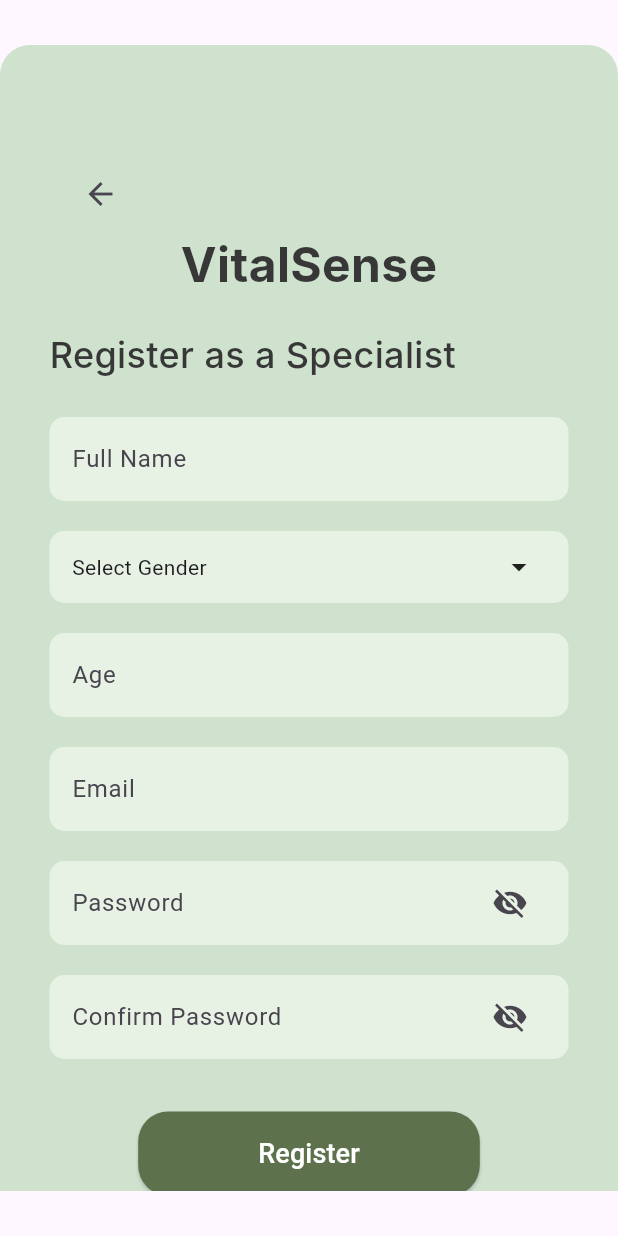
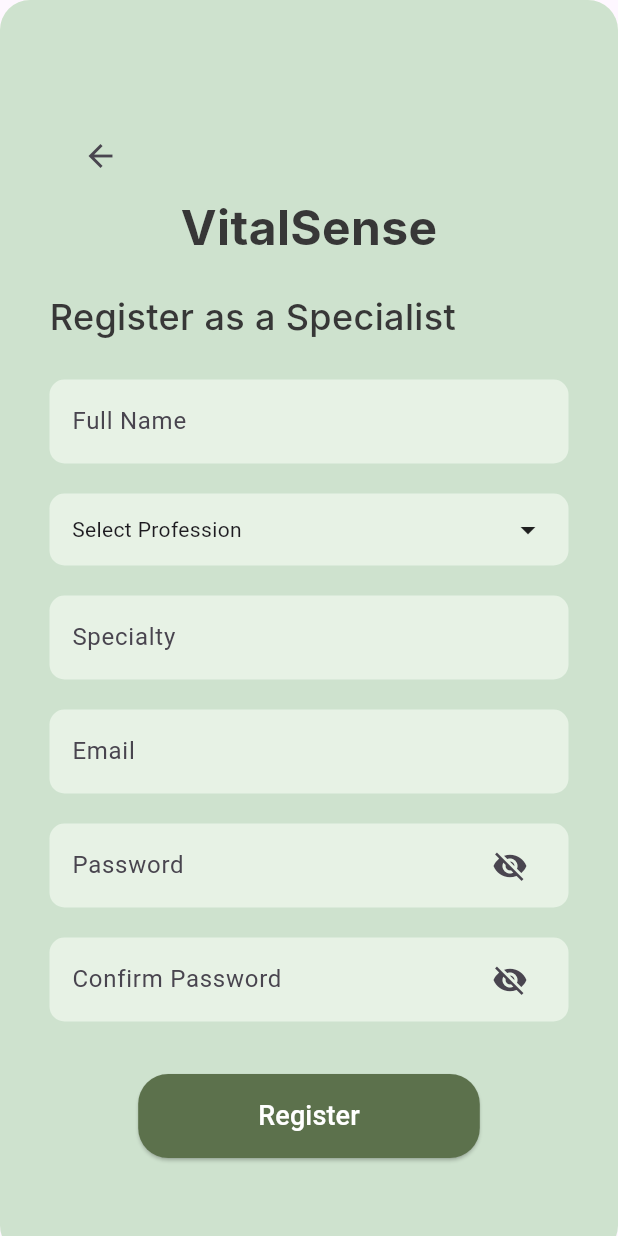
Before and after one commit to hibasiddiqui6/VitalSense, a Flutter app: the SpecialistRegister screen opened directly, on a phone screen of 412 x 824 dp. Run offline on Flutter 3.47's test engine with Material 3 defaults, Android fonts, the phone set to English and light mode, and no system bars; Roboto replaces fonts that are missing (Inter).

Commit message:
registration ka wapis milgaya

```diff
--- a/lib/register_specialist.dart
+++ b/lib/register_specialist.dart
@@ -1,75 +1,45 @@
-import 'dart:convert'; // For JSON encoding and decoding
 import 'package:flutter/material.dart';
-import 'package:shared_preferences/shared_preferences.dart';
-import 'search_add_patient.dart';
+
+// Global list to store user details
+List<Map<String, String>> userDetailsList = [];
 
 class SpecialistRegister extends StatefulWidget {
-  const SpecialistRegister({super.key});
+  const SpecialistRegister({Key? key}) : super(key: key);
 
   @override
   _SpecialistRegisterState createState() => _SpecialistRegisterState();
 }
 
 class _SpecialistRegisterState extends State<SpecialistRegister> {
+  // Define variables for each input
   String fullName = '';
   String email = '';
   String password = '';
   String confirmPassword = '';
-  String gender = '';
-  String age = '';
+  String profession = '';
+  String specialty = '';
 
   bool obscurePassword = true;
   bool obscureConfirmPassword = true;
 
-  final _formKey = GlobalKey<FormState>();
-  final GlobalKey _genderKey = GlobalKey();
+  final _formKey = GlobalKey<FormState>(); // For form validation
 
-  // Define a function to store data persistently
-  Future<void> _saveSpecialistDetails(Map<String, String> specialistDetails) async {
-    SharedPreferences prefs = await SharedPreferences.getInstance();
-
-    // Load the existing specialists list
-    List<String> specialistsList = prefs.getStringList('specialists') ?? [];
-
-    // Convert the specialist details map to a JSON string
-    String specialistJson = jsonEncode(specialistDetails);
-
-    // Add the new specialist to the list
-    specialistsList.add(specialistJson);
-
-    // Save the updated list back to SharedPreferences
-    await prefs.setStringList('specialists', specialistsList);
-  }
-
-  // Define a function to load the specialist details
-  Future<List<Map<String, String>>> _loadSpecialistDetails() async {
-    SharedPreferences prefs = await SharedPreferences.getInstance();
-    List<String> specialistsList = prefs.getStringList('specialists') ?? [];
-    List<Map<String, String>> detailsList = [];
-
-    // Convert the JSON strings back to maps
-    for (String specialistJson in specialistsList) {
-      Map<String, String> specialist = Map<String, String>.from(jsonDecode(specialistJson));
-      detailsList.add(specialist);
-    }
-
-    return detailsList;
-  }
+  final GlobalKey _professionKey = GlobalKey(); // Key for the profession field to get its position
 
   @override
   Widget build(BuildContext context) {
     return Scaffold(
       body: Center(
         child: Container(
-          width: 412,
-          height: MediaQuery.of(context).size.height - 60,
+          width: 412, // Fixed width
+          height: MediaQuery.of(context).size.height, // Full screen height
           decoration: BoxDecoration(
-            color: const Color(0xFFFBFBF4),
-            borderRadius: BorderRadius.circular(20),
+            color: const Color(0xFFFBFBF4), // Sky green background color for the fixed frame size
+            borderRadius: BorderRadius.circular(20), // Optional: curve the corners of the container
           ),
           child: SingleChildScrollView(
             child: Container(
-              padding: const EdgeInsets.fromLTRB(33, 0, 33, 20),
+              padding: const EdgeInsets.fromLTRB(33, 25, 33, 65),
               decoration: BoxDecoration(
                 color: const Color.fromARGB(255, 206, 226, 206),
                 borderRadius: BorderRadius.circular(20),
@@ -79,12 +49,13 @@ class _SpecialistRegisterState extends State<SpecialistRegister> {
                 child: Column(
                   crossAxisAlignment: CrossAxisAlignment.start,
                   children: [
+                    // Back Button
                     Container(
-                      margin: const EdgeInsets.fromLTRB(10, 75, 0, 0),
+                      margin: const EdgeInsets.fromLTRB(10, 55, 0, 0),
                       child: IconButton(
                         icon: const Icon(Icons.arrow_back),
                         onPressed: () {
-                          Navigator.pop(context);
+                          Navigator.pop(context); // Navigate back to the previous screen
                         },
                       ),
                     ),
@@ -110,77 +81,60 @@ class _SpecialistRegisterState extends State<SpecialistRegister> {
                       ),
                     ),
                     const SizedBox(height: 25),
+                    // Full Name Field
                     _buildTextField(
                       label: 'Full Name',
-                      onChanged: (value) {
-                        setState(() {
-                          fullName = value;
-                        });
-                      },
+                      onChanged: (value) => fullName = value,
                       validator: (value) => value!.isEmpty ? 'Name is required' : null,
                     ),
                     const SizedBox(height: 20),
-                    _buildGenderDropdown(),
+                    // Profession Dropdown - Custom
+                    _buildProfessionDropdown(),
                     const SizedBox(height: 20),
+                    // Specialty Field
                     _buildTextField(
-                      label: 'Age',
-                      onChanged: (value) {
-                        setState(() {
-                          age = value;
-                        });
-                      },
-                      keyboardType: TextInputType.number,
-                      validator: (value) {
-                        if (value!.isEmpty) {
-                          return 'Age is required';
-                        } else if (!RegExp(r'^\d+$').hasMatch(value)) {
-                          return 'Age must be a number';
-                        } else if (int.tryParse(value)! >= 100) {
-                          return 'Age must be less than 100';
-                        }
-                        return null;
-                      },
+                      label: 'Specialty',
+                      onChanged: (value) => specialty = value,
+                      validator: (value) => value!.isEmpty ? 'Specialty is required' : null,
                     ),
                     const SizedBox(height: 20),
+                    // Email Field
                     _buildTextField(
                       label: 'Email',
-                      onChanged: (value) {
-                        setState(() {
-                          email = value;
-                        });
-                      },
+                      onChanged: (value) => email = value,
                       keyboardType: TextInputType.emailAddress,
-                      validator: (value) => value!.contains('@') ? null : 'Enter a valid email address',
+                      validator: (value) => value!.contains('@')
+                          ? null
+                          : 'Enter a valid email address',
                     ),
                     const SizedBox(height: 20),
+                    // Password Field
                     _buildTextField(
                       label: 'Password',
                       obscureText: obscurePassword,
-                      onChanged: (value) {
-                        setState(() {
-                          password = value;
-                        });
-                      },
+                      onChanged: (value) => password = value,
                       suffixIcon: _buildPasswordToggle(() {
                         setState(() => obscurePassword = !obscurePassword);
                       }),
-                      validator: (value) => value!.length < 6 ? 'Password must be at least 6 characters' : null,
+                      validator: (value) => value!.length < 6
+                          ? 'Password must be at least 6 characters'
+                          : null,
                     ),
                     const SizedBox(height: 20),
+                    // Confirm Password Field
                     _buildTextField(
                       label: 'Confirm Password',
                       obscureText: obscureConfirmPassword,
-                      onChanged: (value) {
-                        setState(() {
-                          confirmPassword = value;
-                        });
-                      },
+                      onChanged: (value) => confirmPassword = value,
                       suffixIcon: _buildPasswordToggle(() {
                         setState(() => obscureConfirmPassword = !obscureConfirmPassword);
                       }),
-                      validator: (value) => value != password ? 'Passwords do not match' : null,
+                      validator: (value) => value != password
+                          ? 'Passwords do not match'
+                          : null,
                     ),
                     const SizedBox(height: 35),
+                    // Register Button
                     Center(
                       child: ElevatedButton(
                         style: ElevatedButton.styleFrom(
@@ -190,23 +144,18 @@ class _SpecialistRegisterState extends State<SpecialistRegister> {
                           ),
                           backgroundColor: const Color(0xFF5C714C),
                         ),
-                        onPressed: () async {
+                        onPressed: () {
                           if (_formKey.currentState!.validate()) {
-                            Map<String, String> specialistDetails = {
-                              'Full Name': fullName,
-                              'Age': age,
-                              'Email': email,
-                              'Password': password,
-                              'Confirm Password': confirmPassword,
-                              'Gender': gender,
-                            };
-                            await _saveSpecialistDetails(specialistDetails);
+                            // Append user details to the global list
+                            userDetailsList.add({
+                              'fullName': fullName,
+                              'email': email,
+                              'password': password,
+                              'profession': profession,
+                              'specialty': specialty,
+                            });
                             print('Registration successful');
-                            print('Registered Details: $specialistDetails');
-                            Navigator.push(
-                              context,
-                              MaterialPageRoute(builder: (context) => NoActivePatientsScreen()),
-                            );
+                            print('Registered Users: $userDetailsList');
                           }
                         },
                         child: const Text(
@@ -225,6 +174,7 @@ class _SpecialistRegisterState extends State<SpecialistRegister> {
     );
   }
 
+  // Build Text Field
   Widget _buildTextField({
     required String label,
     bool obscureText = false,
@@ -253,9 +203,10 @@ class _SpecialistRegisterState extends State<SpecialistRegister> {
     );
   }
 
-  Widget _buildGenderDropdown() {
+  // Build Profession Dropdown - Custom
+  Widget _buildProfessionDropdown() {
     return Container(
-      key: _genderKey,
+      key: _professionKey, // Attach the key to the profession field
       padding: const EdgeInsets.symmetric(horizontal: 15),
       decoration: BoxDecoration(
         color: const Color.fromRGBO(247, 253, 245, 1).withOpacity(0.6),
@@ -263,10 +214,10 @@ class _SpecialistRegisterState extends State<SpecialistRegister> {
       ),
       child: GestureDetector(
         onTap: () async {
-          RenderBox renderBox = _genderKey.currentContext!.findRenderObject() as RenderBox;
+          RenderBox renderBox = _professionKey.currentContext!.findRenderObject() as RenderBox;
           Offset offset = renderBox.localToGlobal(Offset.zero);
 
-          String? selectedGender = await showMenu<String>(
+          String? selectedProfession = await showMenu<String>(
             context: context,
             position: RelativeRect.fromLTRB(
               offset.dx,
@@ -275,13 +226,14 @@ class _SpecialistRegisterState extends State<SpecialistRegister> {
               offset.dy,
             ),
             items: [
-              PopupMenuItem<String>(value: 'Male', child: Text('Male')),
-              PopupMenuItem<String>(value: 'Female', child: Text('Female')),
+              PopupMenuItem<String>(value: 'Doctor', child: Text('Doctor')),
+              PopupMenuItem<String>(value: 'Nurse', child: Text('Nurse')),
+              PopupMenuItem<String>(value: 'Technician', child: Text('Technician')),
             ],
           );
-          if (selectedGender != null) {
+          if (selectedProfession != null) {
             setState(() {
-              gender = selectedGender;
+              profession = selectedProfession;
             });
           }
         },
@@ -290,11 +242,8 @@ class _SpecialistRegisterState extends State<SpecialistRegister> {
           child: Row(
             mainAxisAlignment: MainAxisAlignment.spaceBetween,
             children: [
-              Text(gender.isEmpty ? 'Select Gender' : gender),
-              Padding(
-                padding: const EdgeInsets.only(right: 6.0),
-                child: const Icon(Icons.arrow_drop_down),
-              ),
+              Text(profession.isEmpty ? 'Select Profession' : profession),
+              const Icon(Icons.arrow_drop_down),
             ],
           ),
         ),
@@ -302,6 +251,7 @@ class _SpecialistRegisterState extends State<SpecialistRegister> {
     );
   }
 
+  // Build Password Visibility Toggle
   Widget _buildPasswordToggle(VoidCallback onPressed) {
     return IconButton(
       icon: Icon(obscurePassword ? Icons.visibility_off : Icons.visibility),
```
